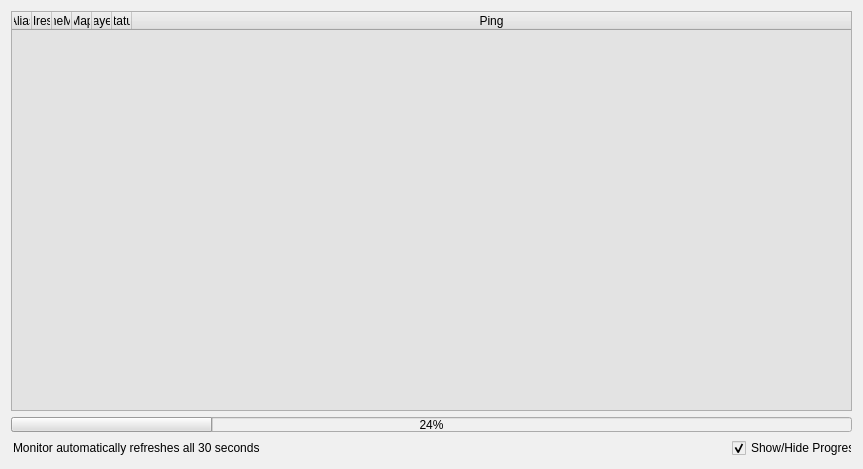
sargolin/ISRT-Insurgency-Sandstorm-RCON-TOOL-and-Mapchanger, file Source_Code/source_files/isrt_monitor.ui: the form before one commit.
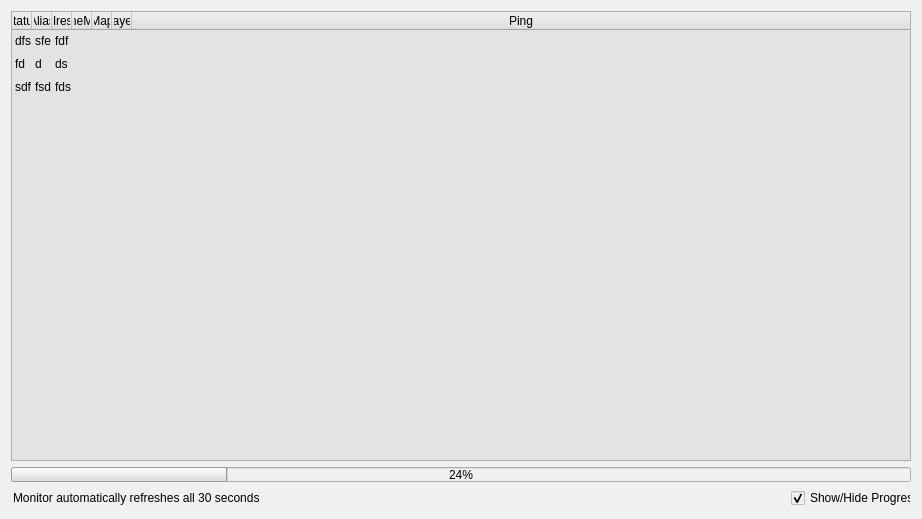
The form after the commit. Icons and pictures are not drawn.

Commit message: chaned monitor view

The edit to the form file:
```diff
--- a/Source_Code/source_files/isrt_monitor.ui
+++ b/Source_Code/source_files/isrt_monitor.ui
@@ -6,8 +6,8 @@
    <rect>
     <x>0</x>
     <y>0</y>
-    <width>863</width>
-    <height>469</height>
+    <width>920</width>
+    <height>519</height>
    </rect>
   </property>
   <property name="windowTitle">
@@ -35,8 +35,8 @@
        </property>
        <property name="minimumSize">
         <size>
-         <width>840</width>
-         <height>400</height>
+         <width>900</width>
+         <height>450</height>
         </size>
        </property>
        <property name="font">
@@ -66,7 +66,7 @@
         <set>QAbstractItemView::NoEditTriggers</set>
        </property>
        <property name="alternatingRowColors">
-        <bool>true</bool>
+        <bool>false</bool>
        </property>
        <property name="selectionMode">
         <enum>QAbstractItemView::SingleSelection</enum>
@@ -122,6 +122,26 @@
        <attribute name="verticalHeaderStretchLastSection">
         <bool>false</bool>
        </attribute>
+       <row>
+        <property name="text">
+         <string>New Row</string>
+        </property>
+       </row>
+       <row>
+        <property name="text">
+         <string>New Row</string>
+        </property>
+       </row>
+       <row>
+        <property name="text">
+         <string>New Row</string>
+        </property>
+       </row>
+       <column>
+        <property name="text">
+         <string>Status</string>
+        </property>
+       </column>
        <column>
         <property name="text">
          <string>Alias</string>
@@ -153,16 +173,56 @@
          </font>
         </property>
        </column>
-       <column>
-        <property name="text">
-         <string>Status</string>
-        </property>
-       </column>
        <column>
         <property name="text">
          <string>Ping</string>
         </property>
        </column>
+       <item row="0" column="0">
+        <property name="text">
+         <string>dfs</string>
+        </property>
+       </item>
+       <item row="0" column="1">
+        <property name="text">
+         <string>sfe</string>
+        </property>
+       </item>
+       <item row="0" column="2">
+        <property name="text">
+         <string>fdf</string>
+        </property>
+       </item>
+       <item row="1" column="0">
+        <property name="text">
+         <string>fd</string>
+        </property>
+       </item>
+       <item row="1" column="1">
+        <property name="text">
+         <string>d</string>
+        </property>
+       </item>
+       <item row="1" column="2">
+        <property name="text">
+         <string>ds</string>
+        </property>
+       </item>
+       <item row="2" column="0">
+        <property name="text">
+         <string>sdf</string>
+        </property>
+       </item>
+       <item row="2" column="1">
+        <property name="text">
+         <string>fsd</string>
+        </property>
+       </item>
+       <item row="2" column="2">
+        <property name="text">
+         <string>fds</string>
+        </property>
+       </item>
       </widget>
      </item>
      <item>
```
The commit also changes 3 other files.
